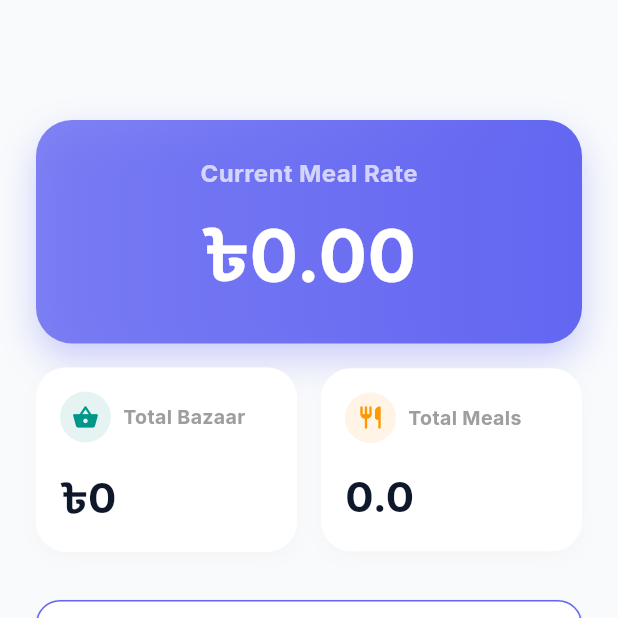
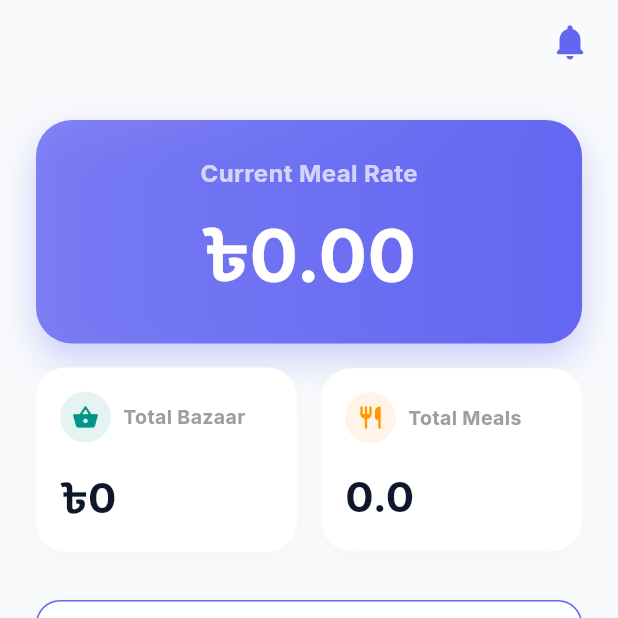
Before and after one commit to iadeshchandra/messiq, a Flutter app: the DashboardHomeView screen opened directly with empty values, on a phone screen of 412 x 824 dp, the top half of it. Run offline on Flutter 3.47's test engine with Material 3 defaults, Android fonts, the phone set to English and light mode, and no system bars; our stand-ins replace cloud_firestore, firebase_auth, firebase_core, flutter_riverpod, google_fonts, pdf and 2 more; missing offline and left inert: mobile_scanner; accounts and stored records are empty.

Commit message:
Update dashboard_home_view.dart

```diff
--- a/lib/features/dashboard/views/dashboard_home_view.dart
+++ b/lib/features/dashboard/views/dashboard_home_view.dart
@@ -7,6 +7,8 @@ import '../../finance/views/add_expense_screen.dart';
 import '../../finance/views/add_meal_screen.dart';
 import '../../finance/views/add_payment_screen.dart';
 import '../../finance/views/hisab_sheet_screen.dart';
+import '../../notifications/controllers/notification_provider.dart';
+import '../../notifications/views/notifications_screen.dart';
 
 class DashboardHomeView extends ConsumerWidget {
   final String messId;
@@ -14,42 +16,20 @@ class DashboardHomeView extends ConsumerWidget {
 
   Widget _buildStatCard(String title, String value, IconData icon, Color color) {
     return Container(
-      // THE FIX: Reduced padding slightly to give more breathing room on small screens
       padding: const EdgeInsets.all(16),
-      decoration: BoxDecoration(
-        color: Colors.white,
-        borderRadius: BorderRadius.circular(20),
-        boxShadow: [BoxShadow(color: Colors.grey.withOpacity(0.05), blurRadius: 10, offset: const Offset(0, 4))]
-      ),
+      decoration: BoxDecoration(color: Colors.white, borderRadius: BorderRadius.circular(20), boxShadow: [BoxShadow(color: Colors.grey.withOpacity(0.05), blurRadius: 10, offset: const Offset(0, 4))]),
       child: Column(
         crossAxisAlignment: CrossAxisAlignment.start,
         children: [
           Row(
             children: [
-              Container(
-                padding: const EdgeInsets.all(8),
-                decoration: BoxDecoration(color: color.withOpacity(0.1), shape: BoxShape.circle),
-                child: Icon(icon, color: color, size: 18)
-              ),
+              Container(padding: const EdgeInsets.all(8), decoration: BoxDecoration(color: color.withOpacity(0.1), shape: BoxShape.circle), child: Icon(icon, color: color, size: 18)),
               const SizedBox(width: 8),
-              // THE FIX: Wrapped in Expanded with an ellipsis overflow so it never breaks the boundary
-              Expanded(
-                child: Text(
-                  title,
-                  style: const TextStyle(color: Colors.grey, fontWeight: FontWeight.bold, fontSize: 13),
-                  maxLines: 1,
-                  overflow: TextOverflow.ellipsis,
-                ),
-              ),
+              Expanded(child: Text(title, style: const TextStyle(color: Colors.grey, fontWeight: FontWeight.bold, fontSize: 13), maxLines: 1, overflow: TextOverflow.ellipsis)),
             ],
           ),
           const SizedBox(height: 16),
-          // THE FIX: Wrapped the value in a FittedBox so huge numbers scale down automatically
-          FittedBox(
-            fit: BoxFit.scaleDown,
-            alignment: Alignment.centerLeft,
-            child: Text(value, style: const TextStyle(fontSize: 28, fontWeight: FontWeight.bold, color: AppTheme.textDark)),
-          ),
+          FittedBox(fit: BoxFit.scaleDown, alignment: Alignment.centerLeft, child: Text(value, style: const TextStyle(fontSize: 28, fontWeight: FontWeight.bold, color: AppTheme.textDark))),
         ],
       ),
     );
@@ -60,6 +40,7 @@ class DashboardHomeView extends ConsumerWidget {
     final messData = ref.watch(messDetailsProvider(messId));
     final memberData = ref.watch(currentMemberRoleProvider(messId));
     final hisabSummary = ref.watch(hisabSummaryProvider(messId));
+    final unreadCount = ref.watch(unreadNotificationCountProvider(messId));
 
     final isManager = memberData.value?.role == 'manager';
 
@@ -73,20 +54,30 @@ class DashboardHomeView extends ConsumerWidget {
           loading: () => const SizedBox.shrink(),
           error: (_, __) => const SizedBox.shrink(),
         ),
+        actions: [
+          // THE NOTIFICATION BELL & BADGE
+          Padding(
+            padding: const EdgeInsets.only(right: 8.0),
+            child: IconButton(
+              icon: Badge(
+                isLabelVisible: unreadCount > 0,
+                label: Text(unreadCount.toString()),
+                backgroundColor: Colors.redAccent,
+                child: const Icon(Icons.notifications_rounded, color: AppTheme.primaryIndigo, size: 28),
+              ),
+              onPressed: () => Navigator.push(context, MaterialPageRoute(builder: (_) => NotificationsScreen(messId: messId))),
+            ),
+          ),
+        ],
       ),
       body: SingleChildScrollView(
         padding: const EdgeInsets.all(24),
         child: Column(
           crossAxisAlignment: CrossAxisAlignment.stretch,
           children: [
-            // Hero Card
             Container(
               padding: const EdgeInsets.all(24),
-              decoration: BoxDecoration(
-                gradient: LinearGradient(colors: [AppTheme.primaryIndigo.withOpacity(0.8), AppTheme.primaryIndigo]),
-                borderRadius: BorderRadius.circular(24),
-                boxShadow: [BoxShadow(color: AppTheme.primaryIndigo.withOpacity(0.3), blurRadius: 20, offset: const Offset(0, 10))]
-              ),
+              decoration: BoxDecoration(gradient: LinearGradient(colors: [AppTheme.primaryIndigo.withOpacity(0.8), AppTheme.primaryIndigo]), borderRadius: BorderRadius.circular(24), boxShadow: [BoxShadow(color: AppTheme.primaryIndigo.withOpacity(0.3), blurRadius: 20, offset: const Offset(0, 10))]),
               child: Column(
                 children: [
                   const Text('Current Meal Rate', style: TextStyle(color: Colors.white70, fontSize: 16, fontWeight: FontWeight.bold)),
@@ -96,8 +87,6 @@ class DashboardHomeView extends ConsumerWidget {
               ),
             ),
             const SizedBox(height: 16),
-
-            // Stats Grid
             Row(
               children: [
                 Expanded(child: _buildStatCard('Total Bazaar', '৳${hisabSummary['totalBazaar'].toStringAsFixed(0)}', Icons.shopping_basket_rounded, Colors.teal)),
@@ -106,31 +95,20 @@ class DashboardHomeView extends ConsumerWidget {
               ],
             ),
             const SizedBox(height: 32),
-
-            // UNIVERSAL ACCESS: View Hisab
             SizedBox(
               width: double.infinity,
               child: ElevatedButton.icon(
                 onPressed: () => Navigator.push(context, MaterialPageRoute(builder: (_) => HisabSheetScreen(messId: messId))),
                 icon: const Icon(Icons.analytics_rounded),
                 label: const Text('View Full Hisab Sheet'),
-                style: ElevatedButton.styleFrom(
-                  backgroundColor: Colors.white,
-                  foregroundColor: AppTheme.primaryIndigo,
-                  side: const BorderSide(color: AppTheme.primaryIndigo),
-                  padding: const EdgeInsets.symmetric(vertical: 16),
-                  shape: RoundedRectangleBorder(borderRadius: BorderRadius.circular(16))
-                ),
+                style: ElevatedButton.styleFrom(backgroundColor: Colors.white, foregroundColor: AppTheme.primaryIndigo, side: const BorderSide(color: AppTheme.primaryIndigo), padding: const EdgeInsets.symmetric(vertical: 16), shape: RoundedRectangleBorder(borderRadius: BorderRadius.circular(16))),
               ),
             ),
             const SizedBox(height: 32),
 
-            // MANAGER ONLY TOOLS
             if (isManager) ...[
               const Text('Manager Controls', style: TextStyle(fontWeight: FontWeight.bold, fontSize: 18, color: AppTheme.textDark)),
               const SizedBox(height: 16),
-
-              // Row 1: Bazaar & Meals
               Row(
                 children: [
                   Expanded(
@@ -153,7 +131,6 @@ class DashboardHomeView extends ConsumerWidget {
                 ],
               ),
               const SizedBox(height: 12),
-              // Row 2: Deposits
               SizedBox(
                 width: double.infinity,
                 child: ElevatedButton.icon(
```
